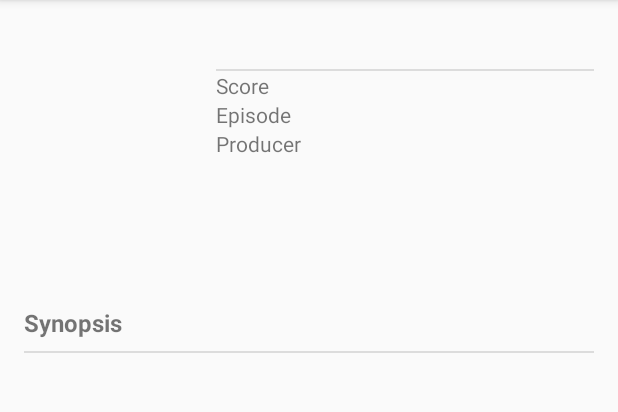
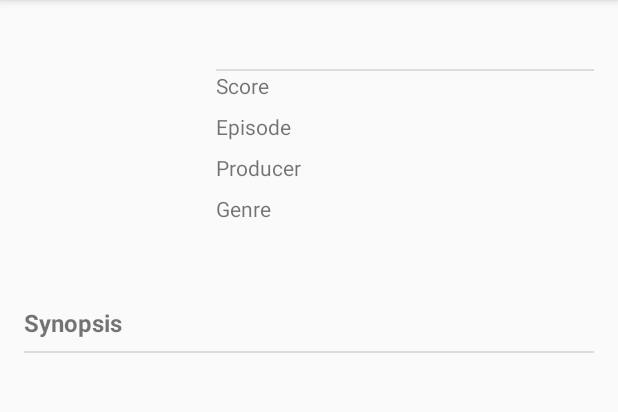
Before and after one commit to zanuarts/my-anime-list, an Android app: the DetailActivity screen opened directly, with no data from a screen before it, on a phone screen of 412 x 824 dp, the part 84-496 px from its top. Run offline under Robolectric (Android 15) with nearby library versions, the phone set to English and light mode, and no system bars.

Commit message:
implement new data

```diff
--- a/app/src/main/java/com/example/myanimelist/DetailActivity.java
+++ b/app/src/main/java/com/example/myanimelist/DetailActivity.java
@@ -11,9 +11,15 @@ import android.widget.TextView;
 import com.bumptech.glide.Glide;
 import com.bumptech.glide.request.RequestOptions;
 
+import org.w3c.dom.Text;
+
 public class DetailActivity extends AppCompatActivity {
-    public static final String animeName = "name";
-    public static final String animeDetail = "detail";
+    public static final String animeName = "animeNames";
+    public static final String animeDetail = "animeDetails";
+    public static final String animeScore = "animeScore";
+    public static final String animeEps = "animeEps";
+    public static final String animeProds = "animeProds";
+    public static final String animeGenre = "animeGenre";
     public static final int animeImages = 0;
 
     @Override
@@ -23,10 +29,18 @@ public class DetailActivity extends AppCompatActivity {
 
         TextView title = findViewById(R.id.title);
         TextView detail = findViewById(R.id.detail);
+        TextView score = findViewById(R.id.anime_score);
+        TextView eps = findViewById(R.id.anime_eps);
+        TextView prods = findViewById(R.id.anime_prod);
+        TextView genre = findViewById(R.id.anime_genre);
         ImageView imgDataReceived = findViewById(R.id.img_data_received);
 
         imgDataReceived.setImageResource(getIntent().getIntExtra("animeImages", animeImages));
         title.setText(getIntent().getStringExtra(animeName));
         detail.setText(getIntent().getStringExtra(animeDetail));
+        score.setText(getIntent().getStringExtra(animeScore));
+        eps.setText(getIntent().getStringExtra(animeEps));
+        prods.setText(getIntent().getStringExtra(animeProds));
+        genre.setText(getIntent().getStringExtra(animeGenre));
     }
 }
--- a/app/src/main/java/com/example/myanimelist/MainActivity.java
+++ b/app/src/main/java/com/example/myanimelist/MainActivity.java
@@ -61,11 +61,15 @@ public class MainActivity extends AppCompatActivity {
     }
 
     private void showSelectedHero(Anime anime) {
-        Toast.makeText(this, "Kamu memilih " + anime.getName(), Toast.LENGTH_SHORT).show();
+        Toast.makeText(this, "Kamu memilih " + anime.getAnimeNames(), Toast.LENGTH_SHORT).show();
         Intent intent = new Intent(MainActivity.this, DetailActivity.class);
-        intent.putExtra("photo", anime.getPhoto());
-        intent.putExtra("name", anime.getName());
-        intent.putExtra("detail", anime.getDetail());
+        intent.putExtra("animeImages", anime.getAnimeImages());
+        intent.putExtra("animeNames", anime.getAnimeNames());
+        intent.putExtra("animeDetails", anime.getAnimeDetails());
+        intent.putExtra("animeScore", anime.getAnimeScore());
+        intent.putExtra("animeEps", anime.getAnimeEps());
+        intent.putExtra("animeProds", anime.getAnimeProds());
+        intent.putExtra("animeGenre", anime.getAnimeGenre());
         this.startActivity(intent);
     }
 }
--- a/app/src/main/res/layout/activity_detail.xml
+++ b/app/src/main/res/layout/activity_detail.xml
@@ -18,7 +18,7 @@
                 android:layout_width="120dp"
                 android:layout_height="180dp"
                 android:layout_marginEnd="8dp"
-                android:id="@+id/img_data_received"/>
+                android:id="@+id/img_data_received" />
 
             <LinearLayout
                 android:orientation="vertical"
@@ -37,24 +37,99 @@
                 <View
                     android:id="@+id/divider"
                     android:layout_width="match_parent"
-                    android:layout_height="1dp"
+                    android:layout_height="0dp"
                     android:layout_weight="1"
                     android:background="?android:attr/listDivider" />
+
+                <TableLayout
+                    android:layout_width="match_parent"
+                    android:layout_height="wrap_content">
+
+                    <TableRow
+                        android:layout_width="match_parent"
+                        android:layout_height="wrap_content"
+                        android:layout_marginBottom="8dp">
+
+                        <TextView
+                            android:layout_width="wrap_content"
+                            android:layout_height="wrap_content"
+                            android:textSize="14sp"
+                            android:layout_marginEnd="16dp"
+                            android:text="@string/score"/>
 
                         <TextView
                             android:layout_width="match_parent"
                             android:layout_height="wrap_content"
-                    android:text="Score"/>
+                            android:textSize="14sp"
+                            android:layout_weight="1"
+                            android:id="@+id/anime_score"/>
+
+                    </TableRow>
+
+                    <TableRow
+                        android:layout_width="match_parent"
+                        android:layout_height="wrap_content"
+                        android:layout_marginBottom="8dp">
+
+                        <TextView
+                            android:layout_width="wrap_content"
+                            android:layout_height="wrap_content"
+                            android:textSize="14sp"
+                            android:layout_marginEnd="16dp"
+                            android:text="@string/episode"/>
 
                         <TextView
                             android:layout_width="match_parent"
                             android:layout_height="wrap_content"
-                    android:text="Episode"/>
+                            android:textSize="14sp"
+                            android:layout_weight="1"
+                            android:id="@+id/anime_eps"/>
+
+                    </TableRow>
+
+                    <TableRow
+                        android:layout_width="match_parent"
+                        android:layout_height="wrap_content"
+                        android:layout_marginBottom="8dp">
+
+                        <TextView
+                            android:layout_width="wrap_content"
+                            android:layout_height="wrap_content"
+                            android:textSize="14sp"
+                            android:layout_marginEnd="16dp"
+                            android:text="@string/producer"/>
 
                         <TextView
                             android:layout_width="match_parent"
                             android:layout_height="wrap_content"
-                    android:text="Producer"/>
+                            android:textSize="14sp"
+                            android:layout_weight="1"
+                            android:id="@+id/anime_prod"/>
+
+                    </TableRow>
+
+                    <TableRow
+                        android:layout_width="match_parent"
+                        android:layout_height="wrap_content"
+                        android:layout_marginBottom="8dp">
+
+                        <TextView
+                            android:layout_width="wrap_content"
+                            android:layout_height="wrap_content"
+                            android:textSize="14sp"
+                            android:layout_marginEnd="16dp"
+                            android:text="@string/genre"/>
+
+                        <TextView
+                            android:layout_width="match_parent"
+                            android:layout_height="wrap_content"
+                            android:textSize="14sp"
+                            android:layout_weight="1"
+                            android:id="@+id/anime_genre"/>
+
+                    </TableRow>
+
+                </TableLayout>
 
             </LinearLayout>
 
@@ -67,7 +142,7 @@
             android:layout_height="wrap_content"
             android:textStyle="bold"
             android:textSize="16sp"
-            android:text="Synopsis" />
+            android:text="@string/synopsis" />
 
         <View
             android:id="@+id/divider2"
--- a/app/src/main/res/values/strings.xml
+++ b/app/src/main/res/values/strings.xml
@@ -6,4 +6,9 @@
     <string name="about">About</string>
     <string name="name">Zanuar Ekaputra</string>
     <string name="email">zanuar.er@gmail.com</string>
+    <string name="episode">Episode</string>
+    <string name="synopsis">Synopsis</string>
+    <string name="producer">Producer</string>
+    <string name="score">Score</string>
+    <string name="genre">Genre</string>
 </resources>
```
Lines whose indentation alone changed are shown as unchanged.
